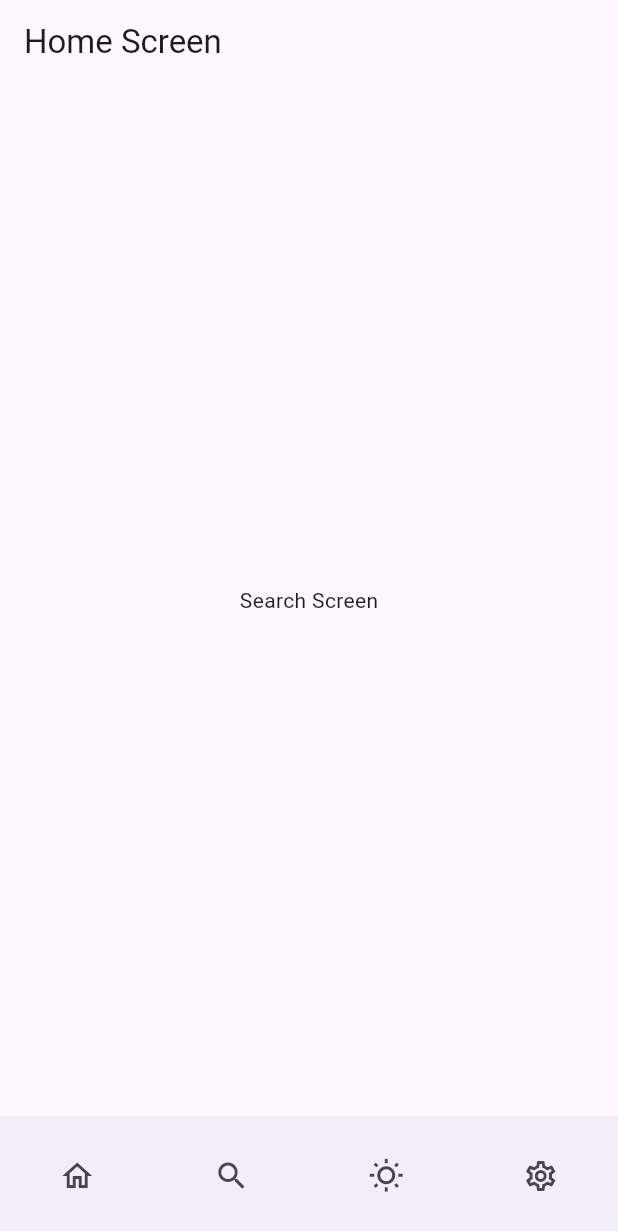
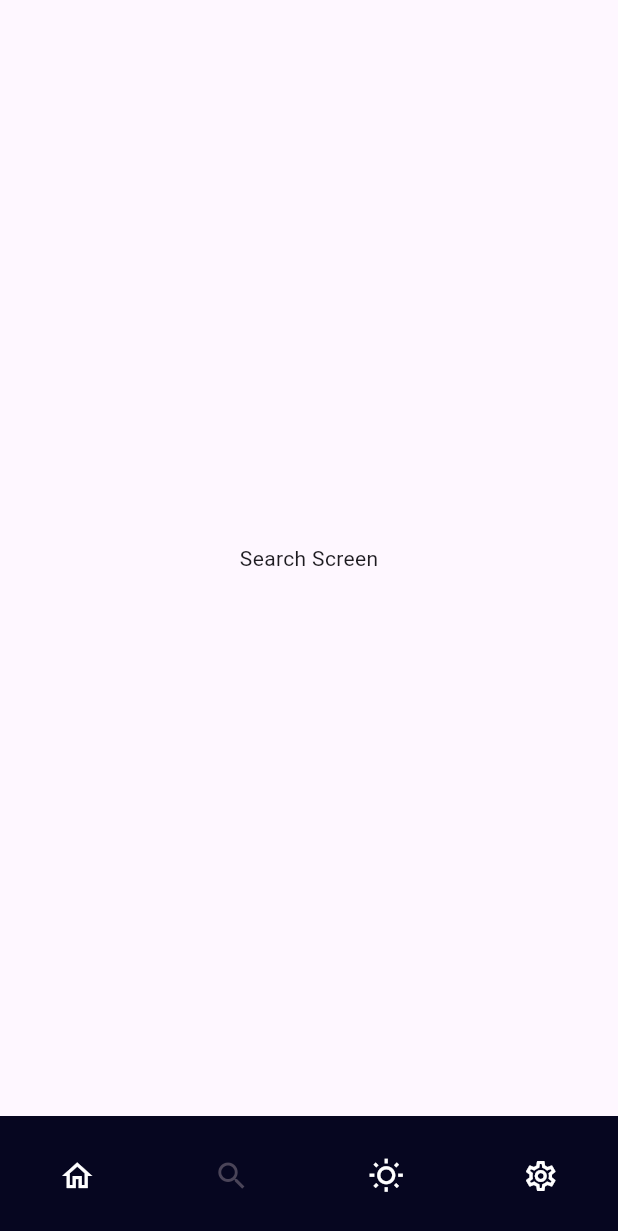
Before and after one commit to addiscodr/addis_weather_v2, a Flutter app: the screen it shows after launch, item 2 of the bottom bar chosen, on a phone screen of 412 x 824 dp. Shown: the top 1231 px of the screen. Run offline on Flutter 3.47's test engine with Material 3 defaults, Android fonts, the phone set to English and light mode, and no system bars; our stand-ins replace dio, flutter_riverpod, geolocator, jiffy.

Commit message:
Add weather_screen.dart to code base; modify main.dart, hourly_weather.dart, weather.dart, weekly_weather.dart, home_screen.dart, widget_test.dart

```diff
--- a/lib/main.dart
+++ b/lib/main.dart
@@ -1,19 +1,20 @@
 import 'package:addis_weather_v2/screens/home_screen.dart';
 import 'package:flutter/material.dart';
+import 'package:flutter_riverpod/flutter_riverpod.dart';
 
 void main() {
-  runApp(const MyApp());
+  runApp(const ProviderScope(child: MainApp()));
 }
 
-class MyApp extends StatelessWidget {
-  const MyApp({super.key});
+class MainApp extends StatelessWidget {
+  const MainApp({super.key});
 
   // This widget is the root of your application.
   @override
   Widget build(BuildContext context) {
     return MaterialApp(
       debugShowCheckedModeBanner: false,
-      home: HomeScreen()
+      home: const HomeScreen(),
     );
   }
 }
--- a/lib/models/hourly_weather.dart
+++ b/lib/models/hourly_weather.dart
@@ -101,15 +101,15 @@ class Main {
 
   factory Main.fromJson(Map<String, dynamic> json) {
     return Main(
-      temp: json['temp'].toDouble(),
-      feelsLike: json['feels_like'].toDouble(),
-      tempMin: json['temp_min'].toDouble(),
-      tempMax: json['temp_max'].toDouble(),
+      temp: (json['temp'] as num).toDouble(),
+      feelsLike: (json['feels_like'] as num).toDouble(),
+      tempMin: (json['temp_min'] as num).toDouble(),
+      tempMax: (json['temp_max'] as num).toDouble(),
       pressure: json['pressure'],
       seaLevel: json['sea_level'],
       grndLevel: json['grnd_level'],
       humidity: json['humidity'],
-      tempKf: json['temp_kf'].toDouble(),
+      tempKf: (json['temp_kf'] as num?)?.toDouble() ?? 0.0,
     );
   }
 }
@@ -118,14 +118,10 @@ class Main {
 class Clouds {
   final int all;
 
-  const Clouds({
-    required this.all,
-  });
+  const Clouds({required this.all});
 
   factory Clouds.fromJson(Map<String, dynamic> json) {
-    return Clouds(
-      all: json['all'],
-    );
+    return Clouds(all: json['all']);
   }
 }
 
@@ -135,17 +131,13 @@ class Wind {
   final int deg;
   final double gust;
 
-  const Wind({
-    required this.speed,
-    required this.deg,
-    required this.gust,
-  });
+  const Wind({required this.speed, required this.deg, required this.gust});
 
   factory Wind.fromJson(Map<String, dynamic> json) {
     return Wind(
-      speed: json['speed'].toDouble(),
+      speed: (json['speed'] as num).toDouble(),
       deg: json['deg'],
-      gust: json['gust'].toDouble(),
+      gust: (json['gust'] as num?)?.toDouble() ?? 0.0,
     );
   }
 }
@@ -190,16 +182,10 @@ class Coord {
   final double lat;
   final double lon;
 
-  const Coord({
-    required this.lat,
-    required this.lon,
-  });
+  const Coord({required this.lat, required this.lon});
 
   factory Coord.fromJson(Map<String, dynamic> json) {
-    return Coord(
-      lat: json['lat'].toDouble(),
-      lon: json['lon'].toDouble(),
-    );
+    return Coord(lat: json['lat'].toDouble(), lon: json['lon'].toDouble());
   }
 }
 
@@ -207,12 +193,10 @@ class Coord {
 class Rain {
   final double threeHours;
 
-  const Rain({
-    required this.threeHours,
-  });
+  const Rain({required this.threeHours});
 
   factory Rain.fromJson(Map<String, dynamic> json) {
-    return Rain(threeHours: json['3h'] ?? 0.0);
+    return Rain(threeHours: (json['3h'] as num?)?.toDouble() ?? 0.0);
   }
 }
 
@@ -220,13 +204,9 @@ class Rain {
 class Sys {
   final String pod;
 
-  const Sys({
-    required this.pod,
-  });
+  const Sys({required this.pod});
 
   factory Sys.fromJson(Map<String, dynamic> json) {
-    return Sys(
-      pod: json['pod'] ?? '',
-    );
+    return Sys(pod: json['pod'] ?? '');
   }
 }
--- a/lib/models/weather.dart
+++ b/lib/models/weather.dart
@@ -61,14 +61,11 @@ class Coord {
   final double lon;
   final double lat;
 
-  const Coord({
-    required this.lon,
-    required this.lat,
-  });
+  const Coord({required this.lon, required this.lat});
 
   factory Coord.fromJson(Map<String, dynamic> json) => Coord(
-        lon: json['lon'] as double,
-        lat: json['lat'] as double,
+    lon: (json['lon'] as num).toDouble(),
+    lat: (json['lat'] as num).toDouble(),
   );
 }
 
@@ -119,10 +116,10 @@ class Main {
   });
 
   factory Main.fromJson(Map<String, dynamic> json) => Main(
-        temp: json['temp'] as double,
-        feelsLike: json['feels_like'] as double,
-        tempMin: json['temp_min'] as double,
-        tempMax: json['temp_max'] as double,
+    temp: (json['temp'] as num).toDouble(),
+    feelsLike: (json['feels_like'] as num).toDouble(),
+    tempMin: (json['temp_min'] as num).toDouble(),
+    tempMax: (json['temp_max'] as num).toDouble(),
     pressure: json['pressure'],
     humidity: json['humidity'],
     seaLevel: json['sea_level'],
@@ -137,16 +134,12 @@ class Wind {
   final int deg;
   final double? gust;
 
-  const Wind({
-    required this.speed,
-    required this.deg,
-    this.gust,
-  });
+  const Wind({required this.speed, required this.deg, this.gust});
 
   factory Wind.fromJson(Map<String, dynamic> json) => Wind(
-        speed: json['speed'] ?? 0.0,
+    speed: (json['speed'] as num?)?.toDouble() ?? 0.0,
     deg: json['deg'] ?? 0,
-        gust: json['gust'],
+    gust: (json['gust'] as num?)?.toDouble(),
   );
 }
 
@@ -157,7 +150,7 @@ class Rain {
   const Rain({this.oneHour});
 
   factory Rain.fromJson(Map<String, dynamic> json) {
-    return Rain(oneHour: json['oneHour'] ?? 0.0);
+    return Rain(oneHour: (json['1h'] as num?)?.toDouble() ?? 0.0);
   }
 }
 
@@ -165,9 +158,7 @@ class Rain {
 class Clouds {
   final int all;
 
-  const Clouds({
-    required this.all,
-  });
+  const Clouds({required this.all});
 
   factory Clouds.fromJson(Map<String, dynamic> json) {
     return Clouds(all: json['all'] ?? 0);
--- a/lib/screens/home_screen.dart
+++ b/lib/screens/home_screen.dart
@@ -1,3 +1,5 @@
+import 'package:addis_weather_v2/constants/app_colors.dart';
+import 'package:addis_weather_v2/screens/weather_screen.dart';
 import 'package:flutter/material.dart';
 
 class HomeScreen extends StatefulWidget {
@@ -12,29 +14,29 @@ class _HomeScreenState extends State<HomeScreen> {
 
   final _destinations = const [
     NavigationDestination(
-      icon: Icon(Icons.home_outlined),
+      icon: Icon(Icons.home_outlined, color: Colors.white,),
       selectedIcon: Icon(Icons.home),
       label: '',
     ),
     NavigationDestination(
-      icon: Icon(Icons.search_outlined),
+      icon: Icon(Icons.search_outlined, color: Colors.white),
       selectedIcon: Icon(Icons.search),
       label: '',
     ),
     NavigationDestination(
-      icon: Icon(Icons.wb_sunny_outlined),
+      icon: Icon(Icons.wb_sunny_outlined, color: Colors.white),
       selectedIcon: Icon(Icons.wb_sunny),
       label: '',
     ),
     NavigationDestination(
-      icon: Icon(Icons.settings_outlined),
+      icon: Icon(Icons.settings_outlined, color: Colors.white),
       selectedIcon: Icon(Icons.settings),
       label: '',
     ),
   ];
 
   final _screens = [
-    const Center(child: Text('Home Screen')),
+    const WeatherScreen(),
     const Center(child: Text('Search Screen')),
     const Center(child: Text('Weather Screen')),
     const Center(child: Text('Settings Screen')),
@@ -43,9 +45,14 @@ class _HomeScreenState extends State<HomeScreen> {
   @override
   Widget build(BuildContext context) {
     return Scaffold(
-      appBar: AppBar(title: const Text('Home Screen')),
+
       body: _screens[_currentPageIndex],
-      bottomNavigationBar: NavigationBar(
+      bottomNavigationBar: NavigationBarTheme(
+        data: NavigationBarThemeData(
+          backgroundColor: AppColors.secondaryBlack,
+
+        ),
+        child: NavigationBar(
           destinations: _destinations,
           labelBehavior: NavigationDestinationLabelBehavior.alwaysHide,
           selectedIndex: _currentPageIndex,
@@ -56,6 +63,7 @@ class _HomeScreenState extends State<HomeScreen> {
             });
           },
         ),
+      ),
     );
   }
 }
```
Also changed, not shown: lib/models/weekly_weather.dart (+11 -24 lines), lib/screens/weather_screen.dart (added, +47 -0 lines), 1 other file. Lines whose indentation alone changed are shown as unchanged.
